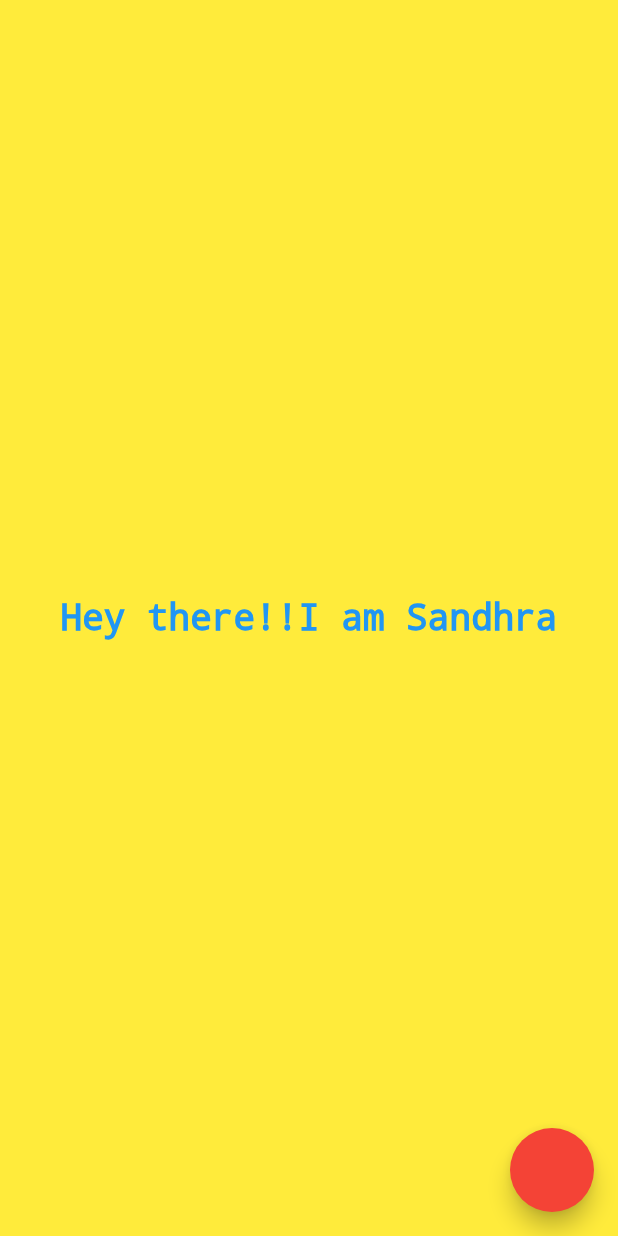
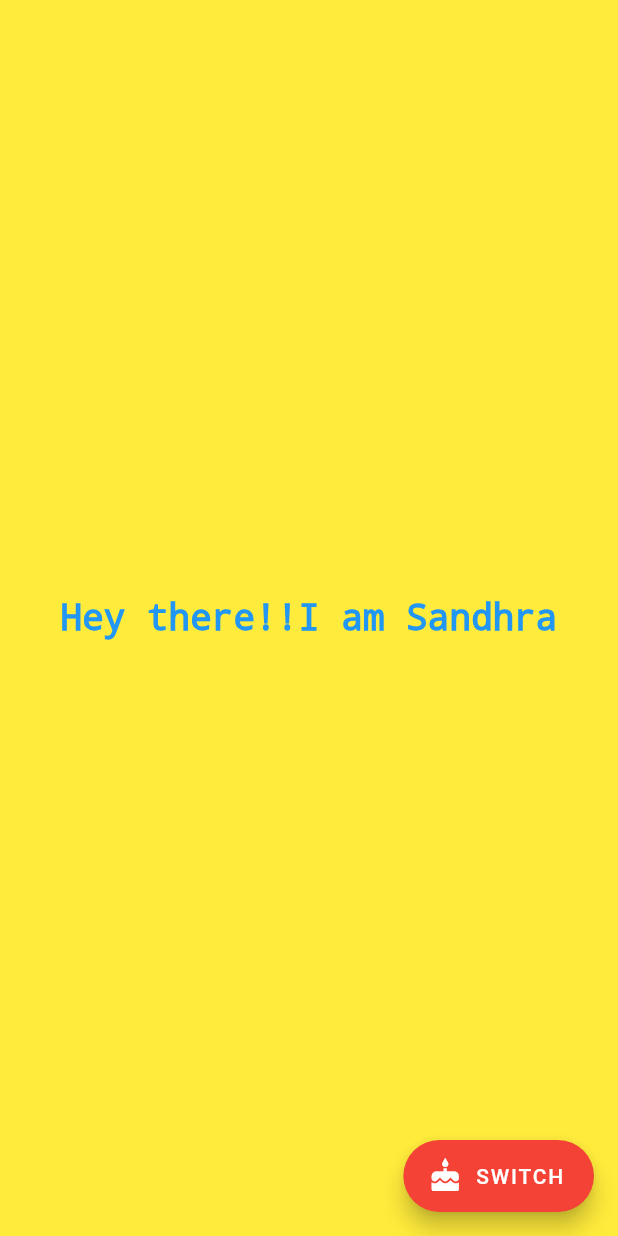
Before and after one commit to SandhraPrathap/ProfileApp, a Flutter app: the screen it shows after launch, on a phone screen of 412 x 824 dp. Run offline on Flutter 3.47's test engine with Material 2 defaults, Android fonts, the phone set to English and light mode, and no system bars.

Commit message:
Changed floating acton button to extended

```diff
--- a/lib/main.dart
+++ b/lib/main.dart
@@ -21,11 +21,13 @@ class _ProfileState extends State<Profile> {
   Widget build(BuildContext context) {
     return Scaffold(
       backgroundColor: flag ? Colors.deepPurple : Colors.yellow,
-      floatingActionButton: FloatingActionButton(
+      floatingActionButton: FloatingActionButton.extended(
         onPressed: () {
           return buttonstate();
         },
         backgroundColor: flag ? Colors.green : Colors.red,
+        label: Text("SWITCH"),
+        icon: Icon(Icons.cake),
       ),
       body: Container(
         child: Center(
```
